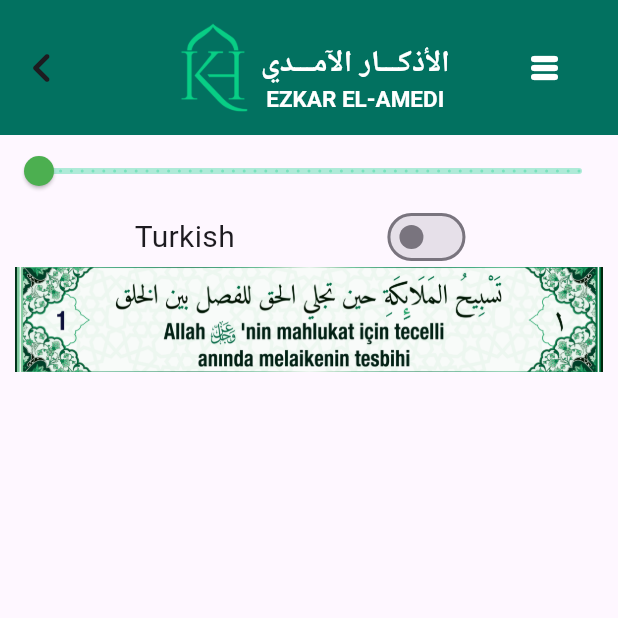
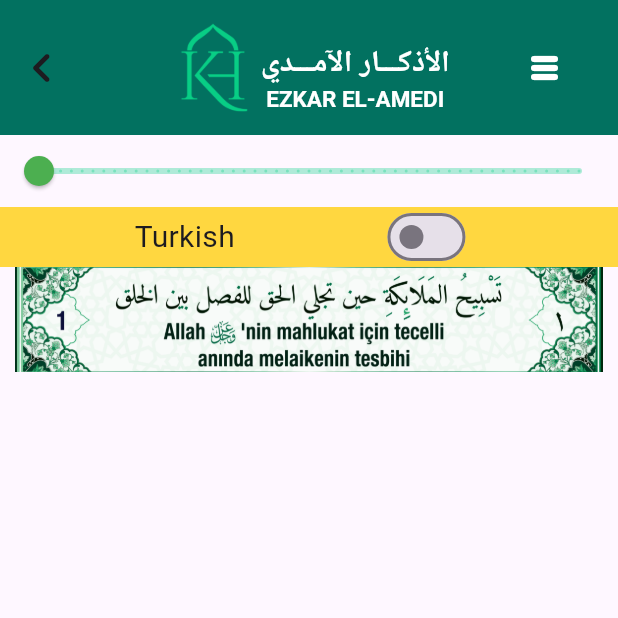
Before and after one commit to Nasiefnasi/Ak-Group, a Flutter app: the ReadPageLast screen opened directly with empty values, on a phone screen of 412 x 824 dp, the top half of it. Run offline on Flutter 3.47's test engine with Material 3 defaults, Android fonts, the phone set to English and light mode, and no system bars; our stand-ins replace vibration; missing offline and left inert: arabic_numbers, number_to_word_arabic; network calls fail; Roboto replaces fonts that are missing (me_quran); project files that could hold a hidden picture were left out.

Commit message:
add color

```diff
--- a/lib/view/readingpageLast.dart
+++ b/lib/view/readingpageLast.dart
@@ -67,7 +67,7 @@ class _ReadPageLastState extends State<ReadPageLast> {
             Container(
               width: double.infinity,
               height: 40,
-              // color: Colors.amberAccent,
+              color: Colors.amberAccent,
               child: Row(
                 mainAxisAlignment: MainAxisAlignment.spaceEvenly,
                 children: [
```
